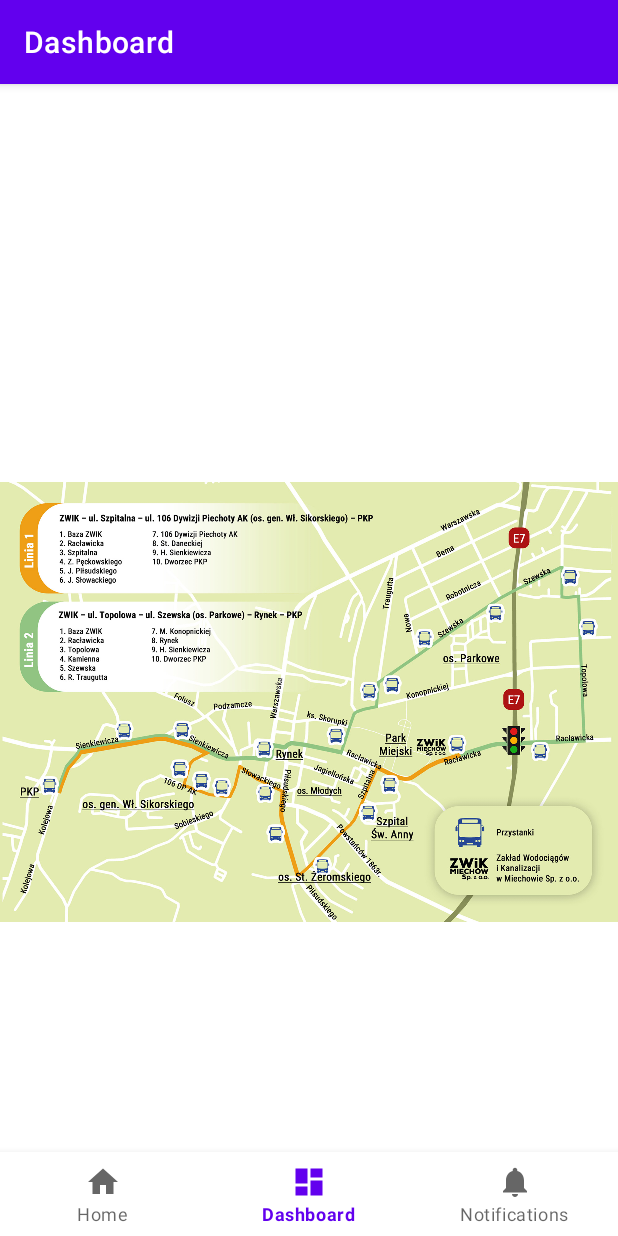
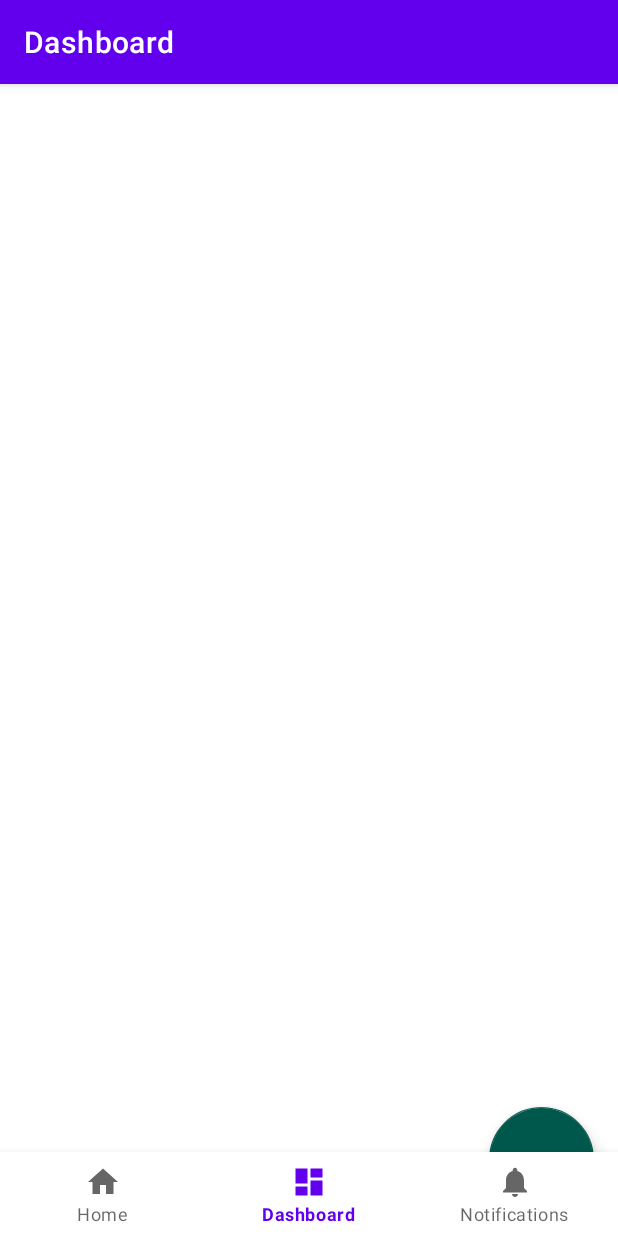
Before and after one commit to bartezzo/mmmpk, an Android app: the DashboardFragment screen opened through its navigation route, on a phone screen of 412 x 824 dp. Run offline under Robolectric (Android 15) with nearby library versions, the phone set to English and light mode, and no system bars; our stand-ins replace RxJava, navigation-ui; libraries missing offline, so code that uses them is left out: com.jakewharton.rxbinding2; 1 statement that could not run was skipped.

Commit message:
dashboard view

```diff
--- /dev/null
+++ b/app/src/main/java/com/tobzzo/mmmpk/helpers/customExt.kt
@@ -0,0 +1,28 @@
+package com.tobzzo.mmmpk.helpers
+
+import android.view.LayoutInflater
+import android.view.View
+import android.view.ViewGroup
+import androidx.annotation.LayoutRes
+import androidx.lifecycle.LifecycleOwner
+import androidx.lifecycle.LiveData
+import androidx.lifecycle.Observer
+
+
+fun View.show(show: Boolean) {
+    if (show) {
+        this.visibility = View.VISIBLE
+    } else {
+        this.visibility = View.INVISIBLE
+    }
+}
+
+// Crossinline helps avoiding non-local control flow.
+
+inline fun <T> LiveData<T>.subscribe(lifecycle: LifecycleOwner, crossinline onChanged: (T) -> Unit) {
+    observe(lifecycle, Observer { it?.run(onChanged) })
+}
+
+fun ViewGroup.inflate(@LayoutRes layoutRes: Int, attachToRoot: Boolean = false): View {
+    return LayoutInflater.from(context).inflate(layoutRes, this, attachToRoot)
+}
--- a/app/src/main/java/com/tobzzo/mmmpk/ui/dashboard/DashboardFragment.kt
+++ b/app/src/main/java/com/tobzzo/mmmpk/ui/dashboard/DashboardFragment.kt
@@ -4,28 +4,80 @@ import android.os.Bundle
 import android.view.LayoutInflater
 import android.view.View
 import android.view.ViewGroup
-import android.widget.TextView
 import androidx.fragment.app.Fragment
-import androidx.lifecycle.Observer
-import androidx.lifecycle.ViewModelProvider
+import androidx.lifecycle.ViewModelProviders
+import androidx.recyclerview.widget.LinearLayoutManager
+import com.google.android.material.snackbar.Snackbar
+import com.jakewharton.rxbinding2.view.clicks
 import com.tobzzo.mmmpk.R
+import com.tobzzo.mmmpk.helpers.ErrorMessage
+import com.tobzzo.mmmpk.helpers.observeOnMainThread
+import com.tobzzo.mmmpk.helpers.show
+import com.tobzzo.mmmpk.helpers.subscribe
+import com.tobzzo.mmmpk.ui.dashboard.model.DepartureModel
+import com.tobzzo.mmmpk.ui.dashboard.view.DeparturesRecyclerAdapter
+import io.reactivex.disposables.Disposable
+import kotlinx.android.synthetic.main.fragment_dashboard.*
 
 class DashboardFragment : Fragment() {
 
-  private lateinit var dashboardViewModel: DashboardViewModel
+    private val viewModel by lazy {
+        ViewModelProviders.of(this).get(DashboardViewModel::class.java)
+    }
+    private var disposable: Disposable? = null
+    private var linearLayoutManager = LinearLayoutManager(context)
 
     override fun onCreateView(
         inflater: LayoutInflater,
         container: ViewGroup?,
         savedInstanceState: Bundle?
     ): View? {
-    dashboardViewModel =
-      ViewModelProvider(this).get(DashboardViewModel::class.java)
-    val root = inflater.inflate(R.layout.fragment_dashboard, container, false)
-    val textView: TextView = root.findViewById(R.id.text_dashboard)
-    dashboardViewModel.text.observe(viewLifecycleOwner, Observer {
-      textView.text = it
-    })
-    return root
+        return inflater.inflate(R.layout.fragment_dashboard, container, false)
+    }
+
+    override fun onViewCreated(view: View, savedInstanceState: Bundle?) {
+        super.onViewCreated(view, savedInstanceState)
+
+        createView()
+    }
+
+    private fun createView() {
+        bindUIData()
+        bindUIGestures()
+        setupRecyclerView()
+    }
+
+    private fun setupRecyclerView() {
+        recyclerView.layoutManager = linearLayoutManager
+    }
+
+    private fun bindUIGestures() {
+        disposable = downloadButton.clicks()
+            .observeOnMainThread()
+            .subscribe{
+                viewModel.getDeparturesData()
             }
     }
+
+    private fun bindUIData() {
+        viewModel.departures.subscribe(this, ::showAllDepartures)
+        viewModel.progress.subscribe(this, ::updateProgress)
+        viewModel.errors.subscribe(this, ::showErrorMessage)
+    }
+
+    private fun showAllDepartures(departures: List<DepartureModel>) {
+        recyclerView.adapter = DeparturesRecyclerAdapter(departures)
+    }
+
+    private fun updateProgress(isDownloading: Boolean) {
+        progressBar.show(isDownloading)
+    }
+
+    private fun showErrorMessage(error: ErrorMessage) {
+        Snackbar.make(
+            rootLayout,
+            error.getMessage(),
+            Snackbar.LENGTH_SHORT
+        ).show()
+    }
+}
--- a/app/src/main/java/com/tobzzo/mmmpk/ui/dashboard/DashboardViewModel.kt
+++ b/app/src/main/java/com/tobzzo/mmmpk/ui/dashboard/DashboardViewModel.kt
@@ -3,11 +3,47 @@ package com.tobzzo.mmmpk.ui.dashboard
 import androidx.lifecycle.LiveData
 import androidx.lifecycle.MutableLiveData
 import androidx.lifecycle.ViewModel
+import com.tobzzo.mmmpk.helpers.*
+import com.tobzzo.mmmpk.ui.dashboard.model.DepartureModel
+import com.tobzzo.mmmpk.ui.dashboard.network.ApiService
+import com.tobzzo.mmmpk.ui.dashboard.network.ApiServiceInterface
+import io.reactivex.disposables.Disposable
 
-class DashboardViewModel : ViewModel() {
+class DashboardViewModel(
+    private val apiService: ApiServiceInterface = ApiService()
+) : ViewModel(), DashboardViewModelInterface {
 
-  private val _text = MutableLiveData<String>().apply {
-    value = "This is dashboard Fragment"
-  }
-  val text: LiveData<String> = _text
+    override val departures: LiveData<List<DepartureModel>>
+        get() = departuresData
+
+    override val progress: LiveData<Boolean>
+        get() = progressData
+
+    override val errors: LiveData<ErrorMessage>
+        get() = errorsData
+
+    override val departuresCount: Int
+        get() = departuresData.value?.count() ?: 0
+
+    private val departuresData = MutableLiveData<List<DepartureModel>>()
+    private val progressData = MutableLiveData<Boolean>(false)
+    private val errorsData = MutableLiveData<ErrorMessage>()
+
+    private var disposable: Disposable? = null
+    override fun getDeparturesData() {
+        disposable?.dispose()
+        disposable = apiService.getAllDepartures()
+            .subscribeOnIOThread()
+            .observeOnMainThread()
+            .withProgress(progressData)
+            .showErrorMessages(errorsData)
+            .subscribe {
+                departuresData.value = it
+            }
+    }
+
+    override fun onCleared() {
+        disposable?.dispose()
+        super.onCleared()
+    }
 }
--- /dev/null
+++ b/app/src/main/java/com/tobzzo/mmmpk/ui/dashboard/DashboardViewModelInterface.kt
@@ -0,0 +1,14 @@
+package com.tobzzo.mmmpk.ui.dashboard
+
+import androidx.lifecycle.LiveData
+import com.tobzzo.mmmpk.helpers.ErrorMessage
+import com.tobzzo.mmmpk.ui.dashboard.model.DepartureModel
+
+interface DashboardViewModelInterface {
+    val departures: LiveData<List<DepartureModel>>
+    val progress: LiveData<Boolean>
+    val errors: LiveData<ErrorMessage>
+    val departuresCount: Int
+
+    fun getDeparturesData()
+}
--- /dev/null
+++ b/app/src/main/java/com/tobzzo/mmmpk/ui/dashboard/model/DepartureModel.kt
@@ -0,0 +1,6 @@
+package com.tobzzo.mmmpk.ui.dashboard.model
+
+data class DepartureModel(
+    val name: String = "EMPTY_NAME",
+    val time: String = "EMPTY_TIME"
+)
--- /dev/null
+++ b/app/src/main/java/com/tobzzo/mmmpk/ui/dashboard/network/ApiService.kt
@@ -0,0 +1,17 @@
+package com.tobzzo.mmmpk.ui.dashboard.network
+
+import com.tobzzo.mmmpk.ui.dashboard.model.DepartureModel
+import io.reactivex.Observable
+
+class ApiService() : ApiServiceInterface {
+    override fun getAllDepartures(): Observable<List<DepartureModel>> {
+
+        return Observable.just(
+            listOf(
+                DepartureModel("name1", "time1"),
+                DepartureModel("name2", "time2"),
+                DepartureModel("name3", "time3")
+            )
+        )
+    }
+}
--- /dev/null
+++ b/app/src/main/java/com/tobzzo/mmmpk/ui/dashboard/network/ApiServiceInterface.kt
@@ -0,0 +1,8 @@
+package com.tobzzo.mmmpk.ui.dashboard.network
+
+import com.tobzzo.mmmpk.ui.dashboard.model.DepartureModel
+import io.reactivex.Observable
+
+interface ApiServiceInterface {
+    fun getAllDepartures(): Observable<List<DepartureModel>>
+}
--- a/app/src/main/res/layout/fragment_dashboard.xml
+++ b/app/src/main/res/layout/fragment_dashboard.xml
@@ -2,31 +2,41 @@
 <androidx.constraintlayout.widget.ConstraintLayout xmlns:android="http://schemas.android.com/apk/res/android"
     xmlns:app="http://schemas.android.com/apk/res-auto"
     xmlns:tools="http://schemas.android.com/tools"
+    android:id="@+id/rootLayout"
     android:layout_width="match_parent"
     android:layout_height="match_parent"
-    tools:context=".ui.dashboard.DashboardFragment"
-    >
+    tools:context=".ui.dashboard.DashboardFragment">
 
-  <TextView
-      android:id="@+id/text_dashboard"
-      android:layout_width="match_parent"
-      android:layout_height="wrap_content"
-      android:layout_marginStart="8dp"
-      android:layout_marginTop="8dp"
-      android:layout_marginEnd="8dp"
-      android:textAlignment="center"
-      android:textSize="20sp"
-      app:layout_constraintBottom_toBottomOf="parent"
-      app:layout_constraintEnd_toEndOf="parent"
-      app:layout_constraintStart_toStartOf="parent"
-      app:layout_constraintTop_toTopOf="parent"
-      />
+    <androidx.recyclerview.widget.RecyclerView
+        android:id="@+id/recyclerView"
+        android:layout_width="match_parent"
+        android:layout_height="match_parent"
+        android:scrollbars="vertical" />
 
-  <ImageView
-      android:layout_width="match_parent"
-      android:layout_height="match_parent"
-      app:srcCompat="@drawable/bus_map"
-      >
+    <com.google.android.material.floatingactionbutton.FloatingActionButton
+        android:id="@+id/downloadButton"
+        android:layout_width="70dp"
+        android:layout_height="70dp"
+        android:layout_marginEnd="16dp"
+        android:layout_marginBottom="16dp"
+        android:clickable="true"
+        app:backgroundTint="#00574B"
+        app:fabSize="normal"
+        app:layout_constraintBottom_toBottomOf="parent"
+        app:layout_constraintEnd_toEndOf="@+id/recyclerView" />
 
-  </ImageView>
+    <ProgressBar
+        android:id="@+id/progressBar"
+        style="?android:attr/progressBarStyle"
+        android:layout_width="wrap_content"
+        android:layout_height="wrap_content"
+        android:layout_marginStart="8dp"
+        android:layout_marginTop="8dp"
+        android:layout_marginBottom="8dp"
+        app:layout_constraintBottom_toBottomOf="parent"
+        app:layout_constraintEnd_toEndOf="@+id/recyclerView"
+        app:layout_constraintStart_toStartOf="@+id/recyclerView"
+        app:layout_constraintTop_toTopOf="@+id/recyclerView"
+        tools:visibility="invisible" />
+
 </androidx.constraintlayout.widget.ConstraintLayout>
```
Also changed, not shown: app/build.gradle (+29 -14 lines), app/src/main/java/com/tobzzo/mmmpk/helpers/ErrorMessage.kt (added, +15 -0 lines), app/src/main/java/com/tobzzo/mmmpk/helpers/observableExt.kt (added, +39 -0 lines), app/src/main/java/com/tobzzo/mmmpk/ui/dashboard/view/DeparturesHolder.kt (added, +26 -0 lines), app/src/main/java/com/tobzzo/mmmpk/ui/dashboard/view/DeparturesRecyclerAdapter.kt (added, +26 -0 lines), app/src/main/res/layout/departurees_recyclerview_item_row.xml (added, +34 -0 lines). Lines whose indentation alone changed are shown as unchanged.
